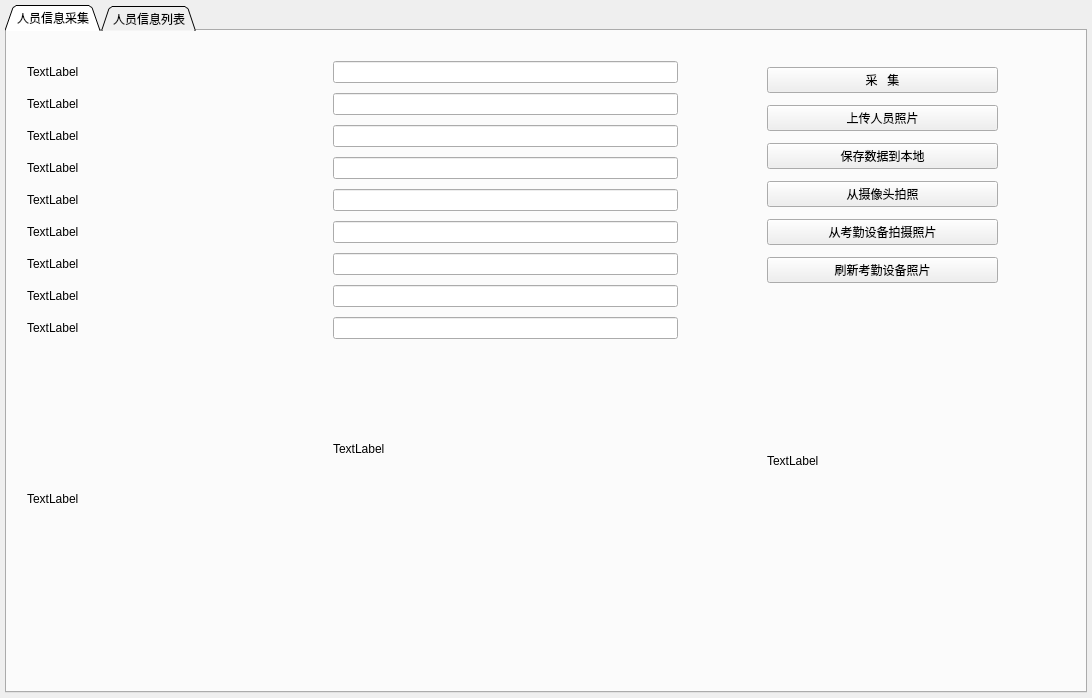
jamesandjim/wisdom_site, file info_collection.ui: the form before one commit.
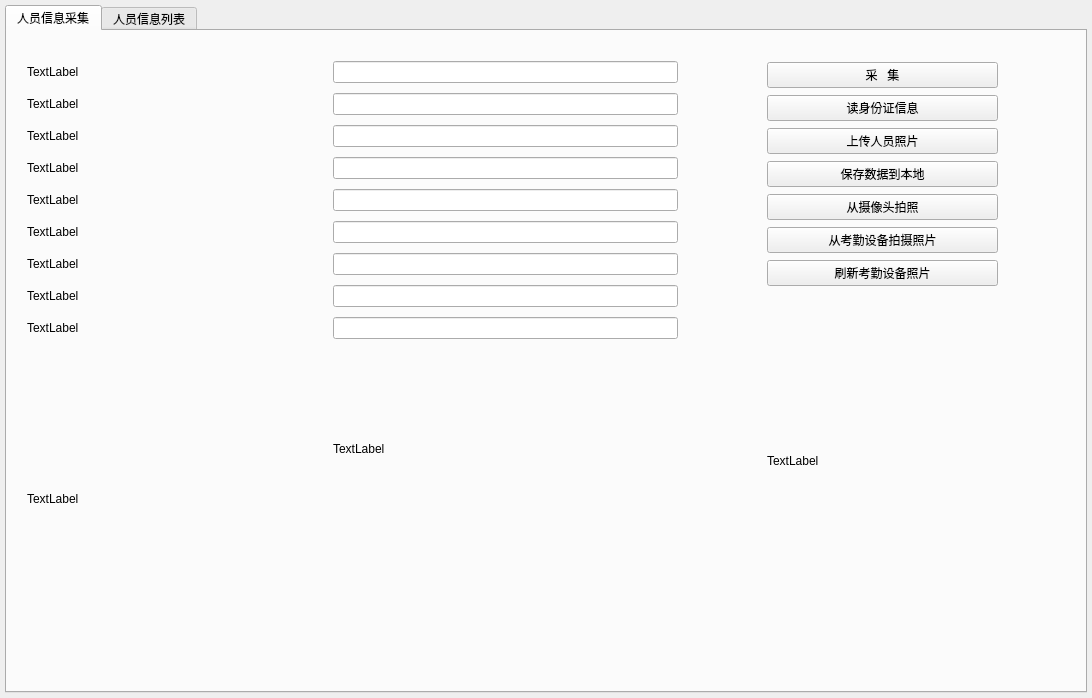
The form after the commit.

```diff
--- a/info_collection.ui
+++ b/info_collection.ui
@@ -65,7 +65,7 @@
          <string notr="true"/>
         </property>
         <property name="tabShape">
-         <enum>QTabWidget::Triangular</enum>
+         <enum>QTabWidget::Rounded</enum>
         </property>
         <property name="currentIndex">
          <number>0</number>
@@ -283,6 +283,13 @@
              </property>
             </widget>
            </item>
+           <item>
+            <widget class="QPushButton" name="pb_cj1">
+             <property name="text">
+              <string>读身份证信息</string>
+             </property>
+            </widget>
+           </item>
            <item>
             <widget class="QPushButton" name="pb_uploadPhoto">
              <property name="text">
```
